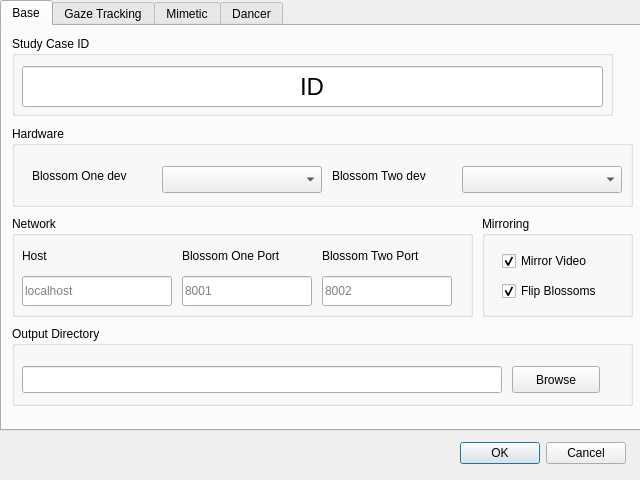
Above: src/settings_dialog.ui from DiogoSaraiva/blossom-lasige-research before the change. Below: the same form after it.
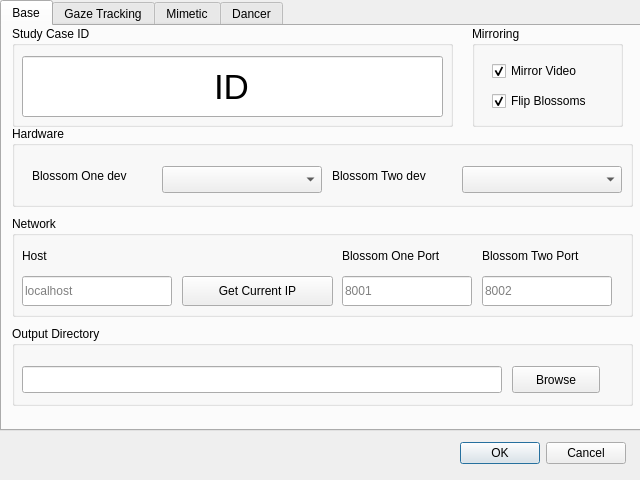
That is the form after the change.

The edit to the form file:
```diff
--- a/src/settings_dialog.ui
+++ b/src/settings_dialog.ui
@@ -80,7 +80,7 @@
       <rect>
        <x>10</x>
        <y>190</y>
-       <width>461</width>
+       <width>621</width>
        <height>101</height>
       </rect>
      </property>
@@ -115,15 +115,15 @@
      <widget class="QLabel" name="blossom_one_port_label">
       <property name="geometry">
        <rect>
-        <x>170</x>
+        <x>330</x>
         <y>30</y>
-        <width>140</width>
+        <width>130</width>
         <height>20</height>
        </rect>
       </property>
       <property name="minimumSize">
        <size>
-        <width>140</width>
+        <width>130</width>
         <height>20</height>
        </size>
       </property>
@@ -137,15 +137,15 @@
      <widget class="QLabel" name="blossom_two_port_label">
       <property name="geometry">
        <rect>
-        <x>310</x>
+        <x>470</x>
         <y>30</y>
-        <width>140</width>
+        <width>130</width>
         <height>20</height>
        </rect>
       </property>
       <property name="minimumSize">
        <size>
-        <width>140</width>
+        <width>130</width>
         <height>20</height>
        </size>
       </property>
@@ -193,7 +193,7 @@
      <widget class="QLineEdit" name="blossom_one_port">
       <property name="geometry">
        <rect>
-        <x>170</x>
+        <x>330</x>
         <y>60</y>
         <width>130</width>
         <height>30</height>
@@ -221,7 +221,7 @@
      <widget class="QLineEdit" name="blossom_two_port">
       <property name="geometry">
        <rect>
-        <x>310</x>
+        <x>470</x>
         <y>60</y>
         <width>130</width>
         <height>30</height>
@@ -246,6 +246,19 @@
        <string>8002</string>
       </property>
      </widget>
+     <widget class="QPushButton" name="get_current_ip">
+      <property name="geometry">
+       <rect>
+        <x>170</x>
+        <y>60</y>
+        <width>151</width>
+        <height>30</height>
+       </rect>
+      </property>
+      <property name="text">
+       <string>Get Current IP</string>
+      </property>
+     </widget>
     </widget>
     <widget class="QGroupBox" name="output_directory_group">
      <property name="geometry">
@@ -295,8 +308,8 @@
     <widget class="QGroupBox" name="mirroring">
      <property name="geometry">
       <rect>
-       <x>480</x>
-       <y>190</y>
+       <x>470</x>
+       <y>0</y>
        <width>151</width>
        <height>101</height>
       </rect>
@@ -386,9 +399,9 @@
      <property name="geometry">
       <rect>
        <x>10</x>
-       <y>10</y>
-       <width>601</width>
-       <height>80</height>
+       <y>0</y>
+       <width>441</width>
+       <height>101</height>
       </rect>
      </property>
      <property name="title">
@@ -399,13 +412,13 @@
        <rect>
         <x>10</x>
         <y>30</y>
-        <width>581</width>
-        <height>41</height>
+        <width>421</width>
+        <height>61</height>
        </rect>
       </property>
       <property name="font">
        <font>
-        <pointsize>18</pointsize>
+        <pointsize>26</pointsize>
        </font>
       </property>
       <property name="text">
```
